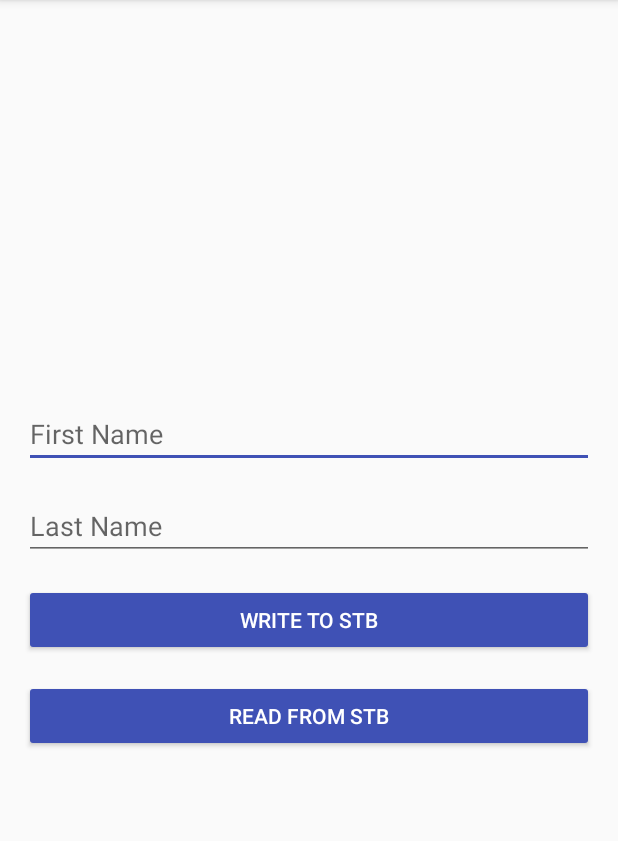
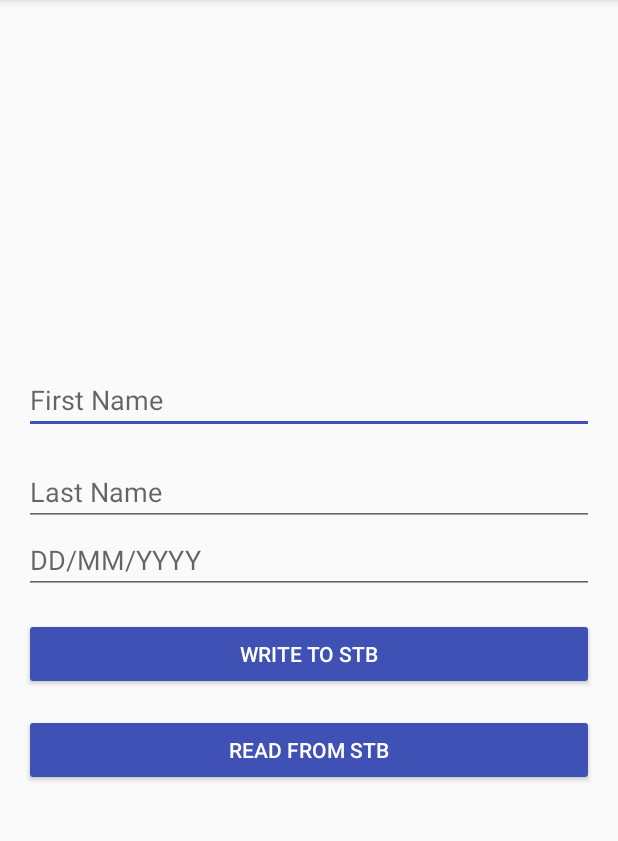
Before and after one commit to noah-johnson/Capstone, an Android app: the screen it shows after launch (MainActivity), on a phone screen of 412 x 824 dp, the part 84-925 px from its top. Run offline under Robolectric (Android 15) with nearby library versions, the phone set to English and light mode, and no system bars.

Commit message:
datepicker yay

```diff
--- a/STB/NFC/app/src/main/java/com/slackpack/nfc/MainActivity.java
+++ b/STB/NFC/app/src/main/java/com/slackpack/nfc/MainActivity.java
@@ -1,5 +1,6 @@
 package com.slackpack.nfc;
 
+import android.app.DatePickerDialog;
 import android.app.PendingIntent;
 import android.content.Intent;
 import android.content.IntentFilter;
@@ -9,18 +10,27 @@ import android.nfc.tech.Ndef;
 import android.support.v7.app.AppCompatActivity;
 import android.os.Bundle;
 import android.util.Log;
+import android.view.View;
 import android.widget.Button;
+import android.widget.DatePicker;
 import android.widget.EditText;
 import android.widget.Toast;
 
-public class MainActivity extends AppCompatActivity implements Listener{
+import java.util.Calendar;
+
+
+public class MainActivity extends AppCompatActivity implements Listener, View.OnClickListener {
 
     public static final String TAG = MainActivity.class.getSimpleName();
 
     private EditText mEtFirstName;
     private EditText mEtLastName;
+    private EditText mEtPatientDob;
     private Button mBtWrite;
     private Button mBtRead;
+
+    // Date variables
+    private int mYear, mMonth, mDay;
 
     private NFCWriteFragment mNfcWriteFragment;
     private NFCReadFragment mNfcReadFragment;
@@ -37,17 +47,45 @@ public class MainActivity extends AppCompatActivity implements Listener{
 
         initViews();
         initNFC();
+
     }
 
     private void initViews() {
 
         mEtFirstName = (EditText) findViewById(R.id.et_patient_first_name);
         mEtLastName = (EditText) findViewById(R.id.et_patient_last_name);
+        mEtPatientDob = (EditText) findViewById(R.id.et_patient_dob);
         mBtWrite = (Button) findViewById(R.id.btn_write);
         mBtRead = (Button) findViewById(R.id.btn_read);
 
+        mEtPatientDob.setOnClickListener(this);
         mBtWrite.setOnClickListener(view -> showWriteFragment());
         mBtRead.setOnClickListener(view -> showReadFragment());
+    }
+
+    @Override
+    public void onClick(View view) {
+
+        if (view == mEtPatientDob) {
+            final Calendar c = Calendar.getInstance();
+            mYear = c.get(Calendar.YEAR);
+            mMonth = c.get(Calendar.MONTH);
+            mDay = c.get(Calendar.DAY_OF_MONTH);
+
+
+            DatePickerDialog datePickerDialog = new DatePickerDialog(this,
+                    new DatePickerDialog.OnDateSetListener() {
+
+                        @Override
+                        public void onDateSet(DatePicker view, int year,
+                                              int monthOfYear, int dayOfMonth) {
+
+                            mEtPatientDob.setText(dayOfMonth + "-" + (monthOfYear + 1) + "-" + year);
+
+                        }
+                    }, mYear, mMonth, mDay);
+            datePickerDialog.show();
+        }
     }
 
     private void initNFC(){
--- a/STB/NFC/app/src/main/res/layout/activity_main.xml
+++ b/STB/NFC/app/src/main/res/layout/activity_main.xml
@@ -27,11 +27,20 @@
         android:inputType="text"
         android:hint="@string/hint_message_last_name"/>
 
+    <EditText
+        android:id="@+id/et_patient_dob"
+        android:layout_width="match_parent"
+        android:layout_height="wrap_content"
+        android:layout_below="@id/et_patient_last_name"
+        android:focusable="false"
+        android:inputType="date"
+        android:hint="@string/hint_message_dob"/>
+
     <Button
         android:id="@+id/btn_write"
         android:layout_width="match_parent"
         android:layout_height="wrap_content"
-        android:layout_below="@+id/et_patient_last_name"
+        android:layout_below="@+id/et_patient_dob"
         android:layout_marginTop="@dimen/activity_horizontal_margin"
         android:text="@string/message_write_tag"
         style="@style/Widget.AppCompat.Button.Colored"/>
--- a/STB/NFC/app/src/main/res/values/strings.xml
+++ b/STB/NFC/app/src/main/res/values/strings.xml
@@ -9,4 +9,5 @@
     <string name="message_tap_tag">Tap the STB to your device</string>
     <string name="hint_message_first_name">First Name</string>
     <string name="hint_message_last_name">Last Name</string>
+    <string name="hint_message_dob">DD/MM/YYYY</string>
 </resources>
```
